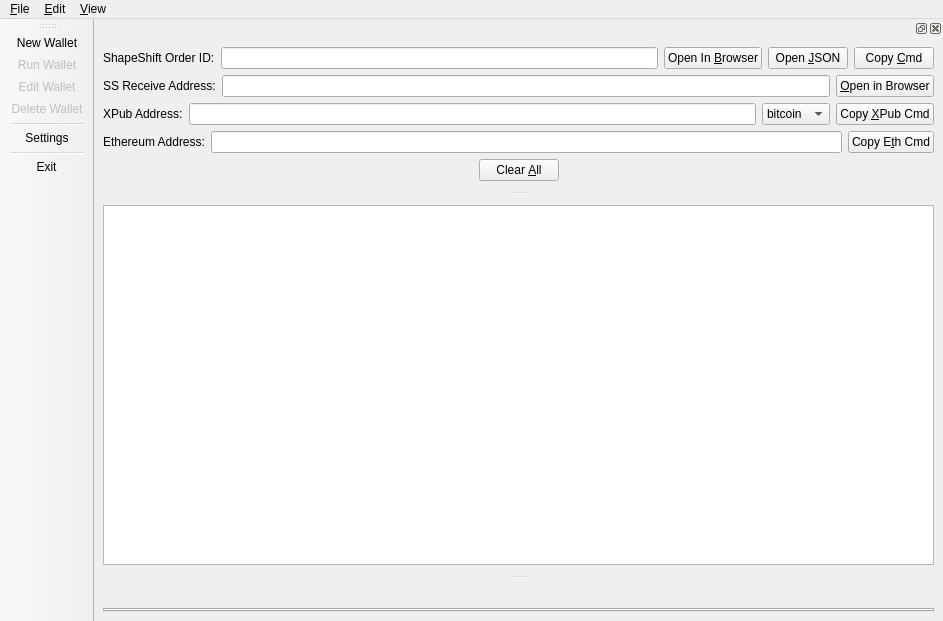
Old version of the form src/MainWindow.ui in the repository dooglio/exopanel.
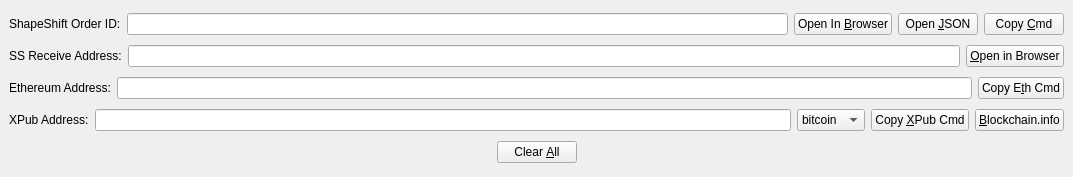
New version of the form. Icons and pictures are not drawn.

```diff
--- a/src/MainWindow.ui
+++ b/src/MainWindow.ui
@@ -6,8 +6,8 @@
    <rect>
     <x>0</x>
     <y>0</y>
-    <width>943</width>
-    <height>621</height>
+    <width>1073</width>
+    <height>177</height>
    </rect>
   </property>
   <property name="windowTitle">
@@ -20,113 +20,6 @@
   <widget class="QWidget" name="centralwidget">
    <layout class="QVBoxLayout" name="verticalLayout">
     <item>
-     <widget class="QTreeView" name="queryTableView">
-      <property name="selectionMode">
-       <enum>QAbstractItemView::ExtendedSelection</enum>
-      </property>
-      <property name="iconSize">
-       <size>
-        <width>64</width>
-        <height>64</height>
-       </size>
-      </property>
-     </widget>
-    </item>
-   </layout>
-  </widget>
-  <widget class="QToolBar" name="toolBar">
-   <property name="windowTitle">
-    <string>toolBar</string>
-   </property>
-   <property name="iconSize">
-    <size>
-     <width>64</width>
-     <height>64</height>
-    </size>
-   </property>
-   <property name="toolButtonStyle">
-    <enum>Qt::ToolButtonTextUnderIcon</enum>
-   </property>
-   <attribute name="toolBarArea">
-    <enum>LeftToolBarArea</enum>
-   </attribute>
-   <attribute name="toolBarBreak">
-    <bool>false</bool>
-   </attribute>
-   <addaction name="action_NewWallet"/>
-   <addaction name="action_RunWallet"/>
-   <addaction name="action_EditWallet"/>
-   <addaction name="action_DeleteWallet"/>
-   <addaction name="separator"/>
-   <addaction name="action_Settings"/>
-   <addaction name="separator"/>
-   <addaction name="action_Exit"/>
-  </widget>
-  <widget class="QDockWidget" name="lowerDockWidget">
-   <property name="features">
-    <set>QDockWidget::DockWidgetMovable</set>
-   </property>
-   <property name="allowedAreas">
-    <set>Qt::BottomDockWidgetArea|Qt::TopDockWidgetArea</set>
-   </property>
-   <attribute name="dockWidgetArea">
-    <number>8</number>
-   </attribute>
-   <widget class="QWidget" name="lowerDockWidgetContents">
-    <layout class="QVBoxLayout" name="verticalLayout_3">
-     <item>
-      <widget class="QTabWidget" name="tabWidget">
-       <property name="tabsClosable">
-        <bool>true</bool>
-       </property>
-      </widget>
-     </item>
-    </layout>
-   </widget>
-  </widget>
-  <widget class="QMenuBar" name="menuBar">
-   <property name="geometry">
-    <rect>
-     <x>0</x>
-     <y>0</y>
-     <width>943</width>
-     <height>22</height>
-    </rect>
-   </property>
-   <widget class="QMenu" name="menu_File">
-    <property name="title">
-     <string>&amp;File</string>
-    </property>
-    <addaction name="action_Settings"/>
-    <addaction name="separator"/>
-    <addaction name="action_Exit"/>
-   </widget>
-   <widget class="QMenu" name="menu_Edit">
-    <property name="title">
-     <string>&amp;Edit</string>
-    </property>
-    <addaction name="action_NewWallet"/>
-    <addaction name="action_RunWallet"/>
-    <addaction name="action_EditWallet"/>
-    <addaction name="action_DeleteWallet"/>
-   </widget>
-   <widget class="QMenu" name="menu_Tools">
-    <property name="title">
-     <string>&amp;View</string>
-    </property>
-    <addaction name="action_SSOrderId"/>
-   </widget>
-   <addaction name="menu_File"/>
-   <addaction name="menu_Edit"/>
-   <addaction name="menu_Tools"/>
-  </widget>
-  <widget class="QDockWidget" name="upperDockWidget">
-   <attribute name="dockWidgetArea">
-    <number>4</number>
-   </attribute>
-   <widget class="QWidget" name="dockWidgetContents">
-    <layout class="QVBoxLayout" name="verticalLayout_2">
-     <item>
       <layout class="QHBoxLayout" name="horizontalLayout_4" stretch="0,1,0,0,0">
        <item>
         <widget class="QLabel" name="label_4">
@@ -188,6 +81,27 @@
        </item>
       </layout>
      </item>
+    <item>
+     <layout class="QHBoxLayout" name="horizontalLayout_2">
+      <item>
+       <widget class="QLabel" name="label_2">
+        <property name="text">
+         <string>Ethereum Address:</string>
+        </property>
+       </widget>
+      </item>
+      <item>
+       <widget class="QLineEdit" name="ethEdit"/>
+      </item>
+      <item>
+       <widget class="QPushButton" name="ethButton">
+        <property name="text">
+         <string>Copy E&amp;th Cmd</string>
+        </property>
+       </widget>
+      </item>
+     </layout>
+    </item>
      <item>
       <layout class="QHBoxLayout" name="horizontalLayout">
        <item>
@@ -256,24 +170,10 @@
          </property>
         </widget>
        </item>
-      </layout>
-     </item>
      <item>
-      <layout class="QHBoxLayout" name="horizontalLayout_2">
-       <item>
-        <widget class="QLabel" name="label_2">
+       <widget class="QPushButton" name="pushButton_2">
          <property name="text">
-          <string>Ethereum Address:</string>
-         </property>
-        </widget>
-       </item>
-       <item>
-        <widget class="QLineEdit" name="ethEdit"/>
-       </item>
-       <item>
-        <widget class="QPushButton" name="ethButton">
-         <property name="text">
-          <string>Copy E&amp;th Cmd</string>
+         <string>&amp;Blockchain.info</string>
          </property>
         </widget>
        </item>
@@ -318,7 +218,6 @@
      </item>
     </layout>
    </widget>
-  </widget>
   <action name="action_NewWallet">
    <property name="icon">
     <iconset resource="resources.qrc">
```
Left out of the diff: 80 changed lines with no effect on the pictures. Lines whose indentation alone changed are shown as unchanged.
